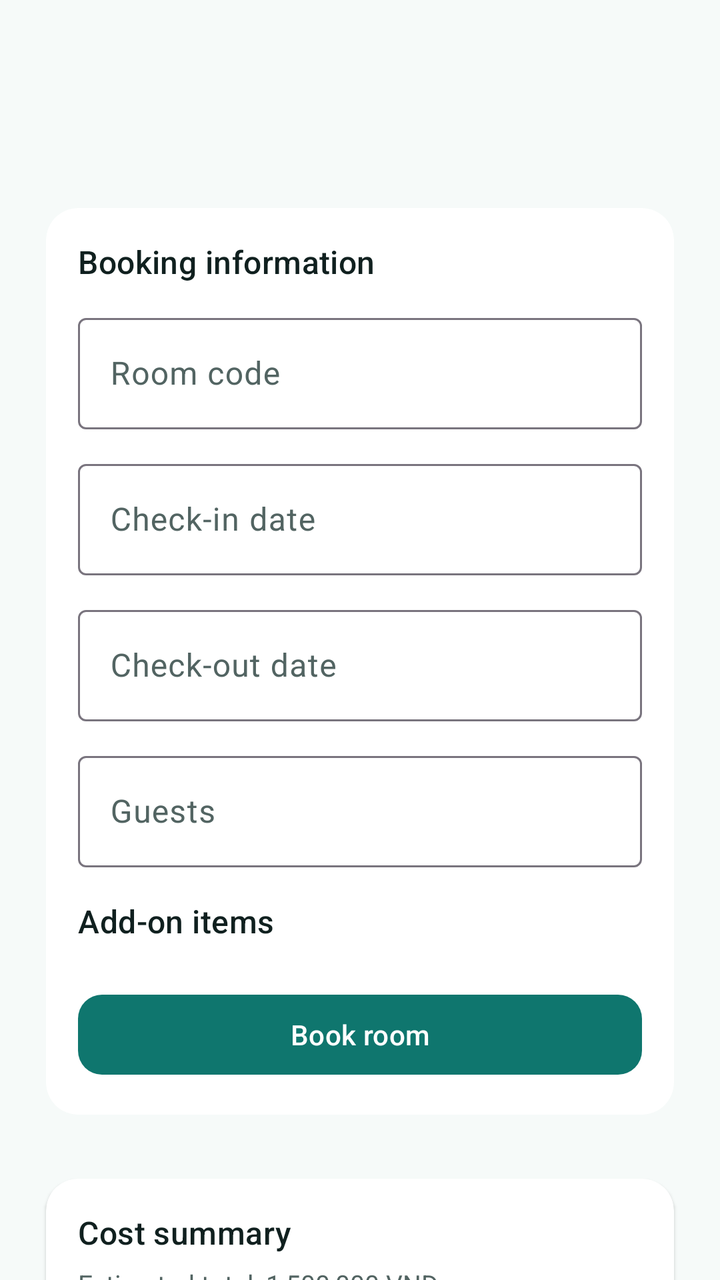
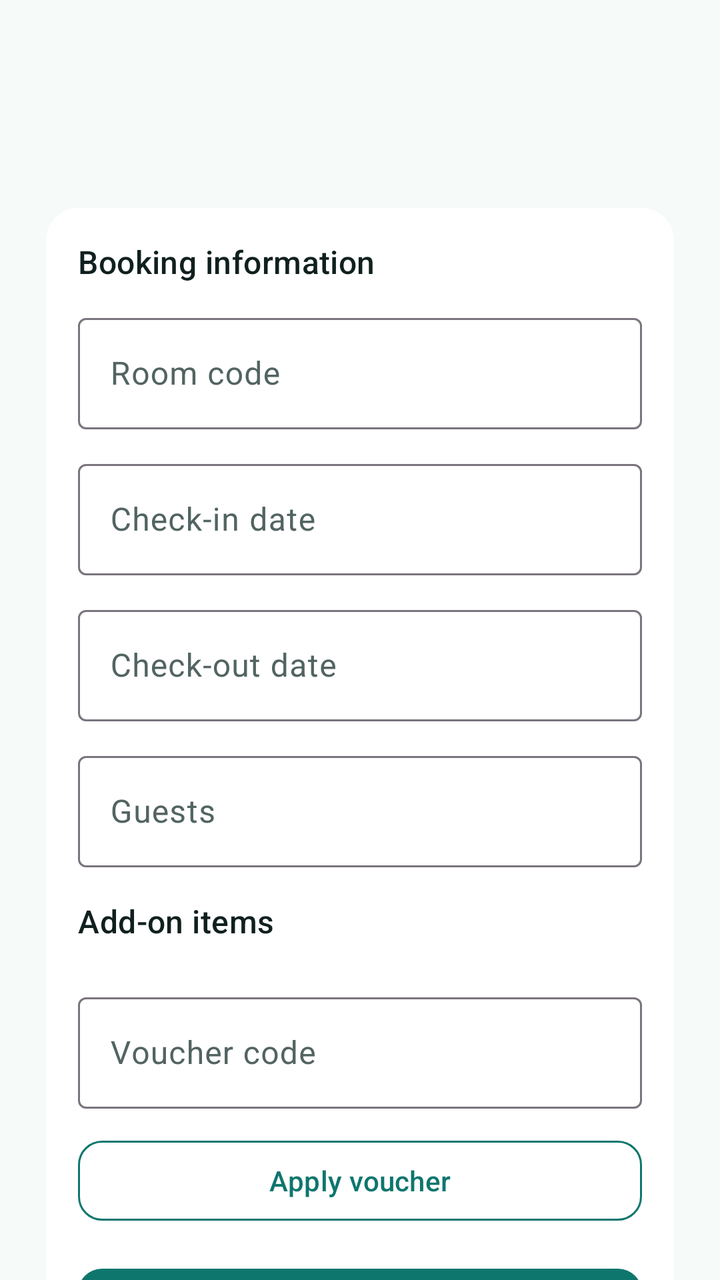

Before-and-after screenshots of an Android layout around one commit, followed by the original layout XML and the change that was made.
<!-- AndroidManifest.xml: application theme Theme.Hotelapp_test2 -->
<!-- res/layout/activity_booking.xml -->
<?xml version="1.0" encoding="utf-8"?>
<LinearLayout xmlns:android="http://schemas.android.com/apk/res/android"
    xmlns:app="http://schemas.android.com/apk/res-auto"
    android:layout_width="match_parent"
    android:layout_height="match_parent"
    android:background="@color/surface_base"
    android:orientation="vertical">

    <com.google.android.material.appbar.MaterialToolbar
        android:id="@+id/toolbar"
        android:layout_width="match_parent"
        android:layout_height="wrap_content"
        android:layout_marginStart="@dimen/space_m"
        android:layout_marginTop="@dimen/space_m"
        android:layout_marginEnd="@dimen/space_m" />

    <androidx.core.widget.NestedScrollView
        android:layout_width="match_parent"
        android:layout_height="0dp"
        android:layout_weight="1"
        android:fillViewport="true">

        <LinearLayout
            android:layout_width="match_parent"
            android:layout_height="wrap_content"
            android:orientation="vertical"
            android:padding="@dimen/space_m">

            <com.google.android.material.card.MaterialCardView
                style="@style/Widget.Hotel.Card"
                android:layout_width="match_parent"
                android:layout_height="wrap_content">

                <LinearLayout
                    android:layout_width="match_parent"
                    android:layout_height="wrap_content"
                    android:orientation="vertical"
                    android:padding="@dimen/space_m">

                    <TextView
                        android:layout_width="wrap_content"
                        android:layout_height="wrap_content"
                        style="@style/TextAppearance.Hotel.SectionTitle"
                        android:text="@string/booking_title" />

                    <com.google.android.material.textfield.TextInputLayout
                        android:id="@+id/bookingRoomCodeLayout"
                        style="@style/Widget.Material3.TextInputLayout.OutlinedBox"
                        android:layout_width="match_parent"
                        android:layout_height="wrap_content"
                        android:layout_marginTop="@dimen/space_s"
                        android:hint="@string/booking_room_code_hint">

                        <com.google.android.material.textfield.TextInputEditText
                            android:id="@+id/bookingRoomCode"
                            android:layout_width="match_parent"
                            android:layout_height="wrap_content" />
                    </com.google.android.material.textfield.TextInputLayout>

                    <com.google.android.material.textfield.TextInputLayout
                        android:id="@+id/bookingCheckInLayout"
                        style="@style/Widget.Material3.TextInputLayout.OutlinedBox"
                        android:layout_width="match_parent"
                        android:layout_height="wrap_content"
                        android:layout_marginTop="@dimen/space_s"
                        android:hint="@string/booking_checkin_hint">

                        <com.google.android.material.textfield.TextInputEditText
                            android:id="@+id/bookingCheckIn"
                            android:layout_width="match_parent"
                            android:layout_height="wrap_content" />
                    </com.google.android.material.textfield.TextInputLayout>

                    <com.google.android.material.textfield.TextInputLayout
                        android:id="@+id/bookingCheckOutLayout"
                        style="@style/Widget.Material3.TextInputLayout.OutlinedBox"
                        android:layout_width="match_parent"
                        android:layout_height="wrap_content"
                        android:layout_marginTop="@dimen/space_s"
                        android:hint="@string/booking_checkout_hint">

                        <com.google.android.material.textfield.TextInputEditText
                            android:id="@+id/bookingCheckOut"
                            android:layout_width="match_parent"
                            android:layout_height="wrap_content" />
                    </com.google.android.material.textfield.TextInputLayout>

                    <com.google.android.material.textfield.TextInputLayout
                        android:id="@+id/bookingGuestsLayout"
                        style="@style/Widget.Material3.TextInputLayout.OutlinedBox"
                        android:layout_width="match_parent"
                        android:layout_height="wrap_content"
                        android:layout_marginTop="@dimen/space_s"
                        android:hint="@string/booking_guests_hint">

                        <com.google.android.material.textfield.TextInputEditText
                            android:id="@+id/bookingGuests"
                            android:layout_width="match_parent"
                            android:layout_height="wrap_content"
                            android:inputType="number" />
                    </com.google.android.material.textfield.TextInputLayout>

                    <TextView
                        style="@style/TextAppearance.Hotel.SectionTitle"
                        android:layout_width="wrap_content"
                        android:layout_height="wrap_content"
                        android:layout_marginTop="@dimen/space_m"
                        android:text="@string/addon_client_title" />

                    <LinearLayout
                        android:id="@+id/bookingAddOnContainer"
                        android:layout_width="match_parent"
                        android:layout_height="wrap_content"
                        android:layout_marginTop="@dimen/space_xs"
                        android:orientation="vertical" />

                    <com.google.android.material.button.MaterialButton
                        android:id="@+id/bookingSubmitButton"
                        android:layout_width="match_parent"
                        android:layout_height="wrap_content"
                        android:layout_marginTop="@dimen/space_m"
                        android:text="@string/booking_submit" />
                </LinearLayout>
            </com.google.android.material.card.MaterialCardView>

            <com.google.android.material.card.MaterialCardView
                style="@style/Widget.Hotel.Card"
                android:layout_width="match_parent"
                android:layout_height="wrap_content"
                android:layout_marginTop="@dimen/space_m">

                <LinearLayout
                    android:layout_width="match_parent"
                    android:layout_height="wrap_content"
                    android:orientation="vertical"
                    android:padding="@dimen/space_m">

                    <TextView
                        android:id="@+id/bookingSummaryTitle"
                        android:layout_width="wrap_content"
                        android:layout_height="wrap_content"
                        style="@style/TextAppearance.Hotel.SectionTitle"
                        android:text="@string/booking_summary_title" />

                    <TextView
                        android:id="@+id/bookingSummaryText"
                        android:layout_width="wrap_content"
                        android:layout_height="wrap_content"
                        android:layout_marginTop="@dimen/space_xs"
                        android:text="@string/booking_summary_placeholder"
                        android:textColor="@color/text_secondary"
                        android:textSize="13sp" />
                </LinearLayout>
            </com.google.android.material.card.MaterialCardView>
        </LinearLayout>
    </androidx.core.widget.NestedScrollView>
</LinearLayout>
<!-- resources referenced by this layout -->
<resources>
  <color name="surface_base">#F6FAF9</color>
  <color name="text_secondary">#526462</color>
  <dimen name="space_m">16dp</dimen>
  <dimen name="space_s">12dp</dimen>
  <dimen name="space_xs">6dp</dimen>
  <string name="addon_client_title">Add-on items</string>
  <string name="booking_checkin_hint">Check-in date</string>
  <string name="booking_checkout_hint">Check-out date</string>
  <string name="booking_guests_hint">Guests</string>
  <string name="booking_room_code_hint">Room code</string>
  <string name="booking_submit">Book room</string>
  <string name="booking_summary_placeholder">Estimated total: 1,500,000 VND</string>
  <string name="booking_summary_title">Cost summary</string>
  <string name="booking_title">Booking information</string>
  <style name="TextAppearance.Hotel.SectionTitle" parent="TextAppearance.Material3.TitleMedium">
          <item name="android:textColor">?attr/colorOnSurface</item>
          <item name="fontFamily">sans-serif-medium</item>
          <item name="android:fontFamily">sans-serif-medium</item>
      </style>
  <style name="Widget.Hotel.Card" parent="Widget.Material3.CardView.Elevated">
          <item name="cardCornerRadius">@dimen/radius_m</item>
          <item name="cardUseCompatPadding">true</item>
          <item name="cardBackgroundColor">@color/surface_card</item>
      </style>
  <style name="Theme.Hotelapp_test2" parent="Base.Theme.Hotelapp_test2" />
  <dimen name="radius_m">16dp</dimen>
  <color name="surface_card">#FFFFFFFF</color>
  <color name="brand_primary">#0F766E</color>
  <color name="white">#FFFFFFFF</color>
  <color name="brand_secondary">#2563EB</color>
  <color name="accent_gold">#F59E0B</color>
  <color name="text_primary">#10201F</color>
  <style name="Widget.Hotel.Toolbar" parent="Widget.Material3.Toolbar">
          <item name="titleTextColor">?attr/colorOnSurface</item>
          <item name="subtitleTextColor">?attr/colorOnSurfaceVariant</item>
          <item name="titleTextAppearance">@style/TextAppearance.Hotel.ToolbarTitle</item>
          <item name="subtitleTextAppearance">@style/TextAppearance.Hotel.BodySmall</item>
      </style>
  <style name="Widget.Hotel.Button.Primary" parent="Widget.Material3.Button">
          <item name="backgroundTint">@color/brand_primary</item>
          <item name="android:textColor">@color/white</item>
          <item name="cornerRadius">@dimen/radius_s</item>
          <item name="android:minHeight">@dimen/button_min_height</item>
          <item name="fontFamily">sans-serif-medium</item>
      </style>
  <style name="TextAppearance.Hotel.ToolbarTitle" parent="TextAppearance.Material3.TitleLarge">
          <item name="fontFamily">sans-serif-medium</item>
          <item name="android:fontFamily">sans-serif-medium</item>
          <item name="android:textColor">?attr/colorOnSurface</item>
      </style>
  <style name="TextAppearance.Hotel.BodySmall" parent="TextAppearance.Material3.BodySmall">
          <item name="fontFamily">sans-serif</item>
          <item name="android:fontFamily">sans-serif</item>
          <item name="android:textColor">?attr/colorOnSurfaceVariant</item>
      </style>
  <dimen name="radius_s">12dp</dimen>
  <dimen name="button_min_height">48dp</dimen>
  <!-- unchanged entries left out for length: 1 -->
</resources>

<!-- the commit's change to res/layout/activity_booking.xml (unified diff, before → after) -->
@@ -114,6 +114,28 @@
                         android:layout_marginTop="@dimen/space_xs"
                         android:orientation="vertical" />
 
+                    <com.google.android.material.textfield.TextInputLayout
+                        android:id="@+id/bookingVoucherCodeLayout"
+                        style="@style/Widget.Material3.TextInputLayout.OutlinedBox"
+                        android:layout_width="match_parent"
+                        android:layout_height="wrap_content"
+                        android:layout_marginTop="@dimen/space_m"
+                        android:hint="@string/voucher_code_hint">
+
+                        <com.google.android.material.textfield.TextInputEditText
+                            android:id="@+id/bookingVoucherCode"
+                            android:layout_width="match_parent"
+                            android:layout_height="wrap_content" />
+                    </com.google.android.material.textfield.TextInputLayout>
+
+                    <com.google.android.material.button.MaterialButton
+                        android:id="@+id/bookingVoucherApplyButton"
+                        style="@style/Widget.Hotel.Button.Outlined"
+                        android:layout_width="match_parent"
+                        android:layout_height="wrap_content"
+                        android:layout_marginTop="@dimen/space_s"
+                        android:text="@string/voucher_apply_button" />
+
                     <com.google.android.material.button.MaterialButton
                         android:id="@+id/bookingSubmitButton"
                         android:layout_width="match_parent"
<!-- resource entries referenced after the edit -->
@@ -14,10 +14,19 @@
   <string name="booking_summary_placeholder">Estimated total: 1,500,000 VND</string>
   <string name="booking_summary_title">Cost summary</string>
   <string name="booking_title">Booking information</string>
+  <string name="voucher_apply_button">Apply voucher</string>
+  <string name="voucher_code_hint">Voucher code</string>
   <style name="TextAppearance.Hotel.SectionTitle" parent="TextAppearance.Material3.TitleMedium">
           <item name="android:textColor">?attr/colorOnSurface</item>
           <item name="fontFamily">sans-serif-medium</item>
           <item name="android:fontFamily">sans-serif-medium</item>
+      </style>
+  <style name="Widget.Hotel.Button.Outlined" parent="Widget.Material3.Button.OutlinedButton">
+          <item name="strokeColor">@color/brand_primary</item>
+          <item name="android:textColor">@color/brand_primary</item>
+          <item name="cornerRadius">@dimen/radius_s</item>
+          <item name="android:minHeight">@dimen/button_min_height</item>
+          <item name="fontFamily">sans-serif-medium</item>
       </style>
   <style name="Widget.Hotel.Card" parent="Widget.Material3.CardView.Elevated">
           <item name="cardCornerRadius">@dimen/radius_m</item>
